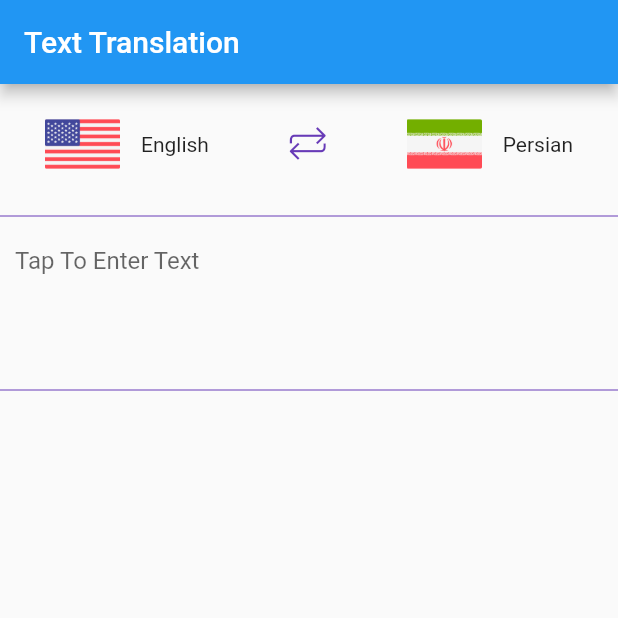
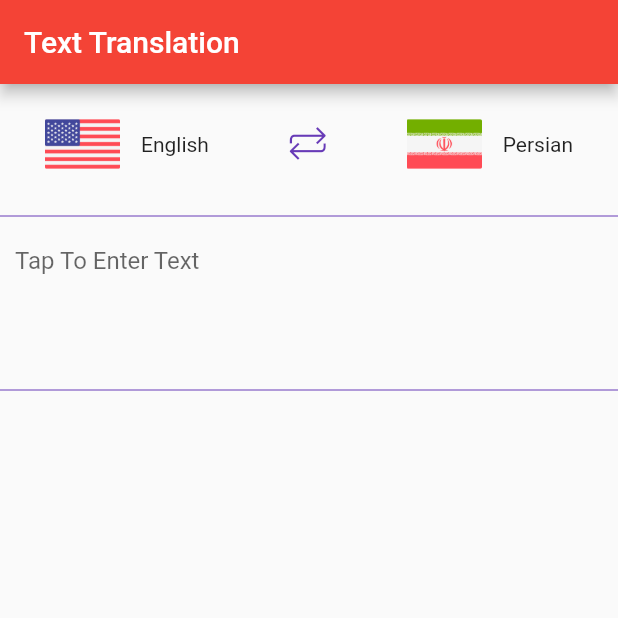
Before and after one commit to suhail339/text-translation, a Flutter app: the screen it shows after launch, on a phone screen of 412 x 824 dp, the top half of it. Run offline on Flutter 3.47's test engine with Material 2 defaults, Android fonts, the phone set to English and light mode, and no system bars.

Commit message:
final cmmit

```diff
--- a/lib/home.dart
+++ b/lib/home.dart
@@ -111,35 +111,31 @@ TextEditingController controller = TextEditingController();
       var tmp = _translateFrom;
       _translateFrom = _translateTo;
       _translateTo = tmp;
-      // var tmp = dropdownValue1;
-      // dropdownValue1 = dropdownValue2;
-      // dropdownValue2 = tmp;
+
 
       // _visible = !_visible;
     });
   }
+
 _onSubmitted(String value) {
     setState(() => inputText = value);
   }
 
-
   @override
   Widget build(BuildContext context) {
-
     return Scaffold(
-      backgroundColor: Colors.blueGrey,
+      backgroundColor: Colors.black,
       appBar: AppBar(
         title: Text(widget.title),
+        backgroundColor: Colors.red,
       ),
       body:
          Container(
-
+           color: Colors.black,
         child: Column(
             mainAxisAlignment: MainAxisAlignment.start,
             children: <Widget>[
               Expanded(
-                // height: 220.0,
-                // width: double.infinity,
                 child: Material(
                   elevation: 1.0,
                   child:
@@ -151,8 +147,6 @@ _onSubmitted(String value) {
                             horizontal: 30.0, vertical: 15.0),
                         child: Row(
                           children: <Widget>[
-                          // _buildLang1Selctor(dropdownValue1),
-                           //_translateFrom
                             _buildLangSelctor(_translateFrom),
                             Expanded(
                               child: Container(),
@@ -212,6 +206,7 @@ _onSubmitted(String value) {
                       ),
                       Text(
                         inputText.toString(),
+
                       textAlign: TextAlign.start,
                       style: TextStyle(
                         color: Colors.red,
```
